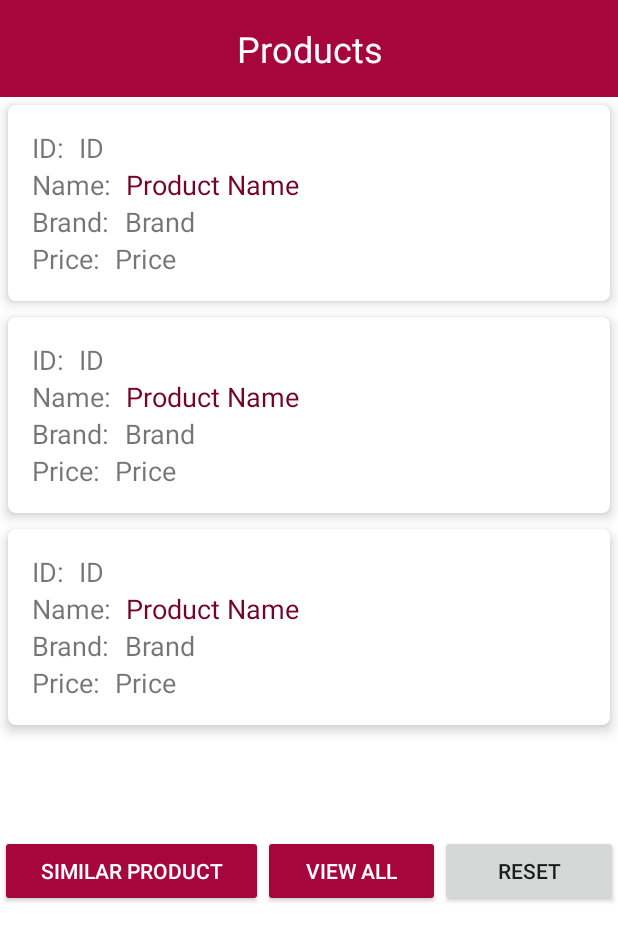
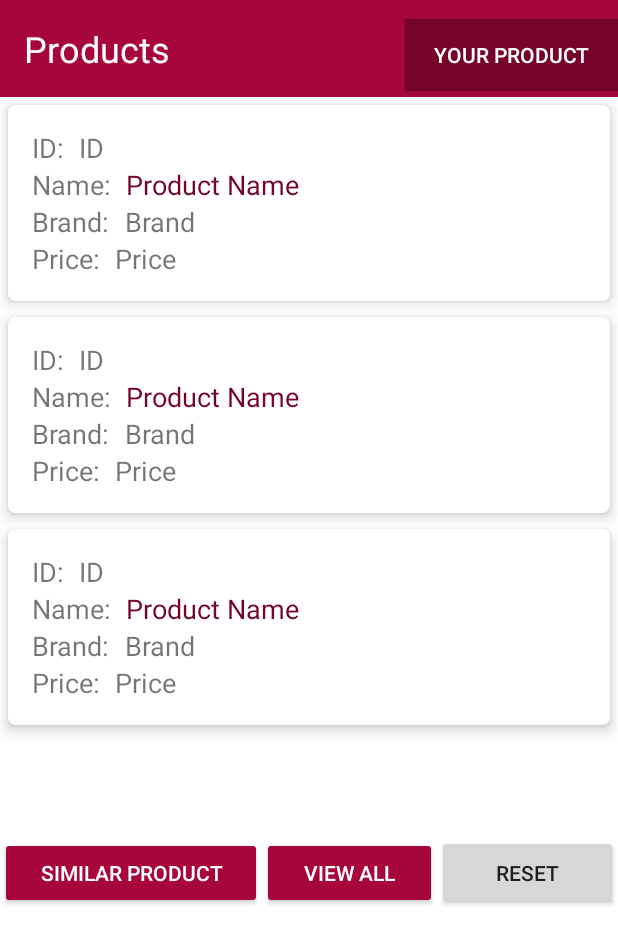
Before and after one commit to itsaling/ManeChoice, an Android app: the layout activity_recycler.xml on its own in the app's theme, with its tools: preview values and no code run, on a phone screen of 412 x 824 dp. Shown: the top 944 px of the screen. Run offline under Robolectric (Android 15) with nearby library versions, the phone set to English and light mode, and no system bars.

Commit message:
product button added

```diff
--- a/app/src/main/res/layout/activity_recycler.xml
+++ b/app/src/main/res/layout/activity_recycler.xml
@@ -8,66 +8,32 @@
         android:layout_height="match_parent"
         android:background="@android:color/white"
         tools:context=".recyclerActivity">
-
-    <!--<TextView-->
-            <!--android:text="Products"-->
-            <!--android:layout_width="match_parent"-->
-            <!--android:layout_height="wrap_content"-->
-            <!--android:textSize="24dp"-->
-            <!--android:textColor="@android:color/white"-->
-            <!--android:textAlignment="center"-->
-            <!--android:background="#FFA7063D"-->
-            <!--android:padding="16dp"-->
-            <!--app:layout_constraintLeft_toLeftOf="parent"-->
-            <!--app:layout_constraintRight_toRightOf="parent"-->
-            <!--app:layout_constraintTop_toTopOf="parent"-->
-            <!--android:id="@+id/textView12"-->
-            <!--app:layout_constraintHorizontal_bias="0.0"/>-->
-    <!--<android.support.v7.widget.RecyclerView-->
-            <!--android:id="@+id/recyclerView"-->
-            <!--android:layout_width="408dp"-->
-            <!--android:layout_height="508dp"-->
-            <!--tools:listitem="@layout/productview_item" tools:layout_editor_absoluteX="0dp"-->
-            <!--android:layout_marginBottom="60dp" app:layout_constraintBottom_toTopOf="@+id/linearLayout"-->
-            <!--android:layout_marginTop="60dp" app:layout_constraintTop_toBottomOf="@+id/textView12"-->
-            <!--app:layout_constraintVertical_bias="1.0"/>-->
-    <!--<LinearLayout-->
-            <!--android:orientation="horizontal"-->
-            <!--android:layout_width="395dp"-->
-            <!--android:layout_height="56dp"-->
-            <!--android:id="@+id/linearLayout" app:layout_constraintStart_toStartOf="parent" android:layout_marginLeft="8dp"-->
-            <!--android:layout_marginStart="8dp" app:layout_constraintEnd_toEndOf="parent" android:layout_marginEnd="8dp"-->
-            <!--android:layout_marginRight="8dp" android:layout_marginBottom="8dp"-->
-            <!--app:layout_constraintBottom_toBottomOf="parent">-->
-        <!--<Button-->
-                <!--android:text="Similar Product"-->
-                <!--android:layout_width="wrap_content"-->
-                <!--android:layout_height="wrap_content" android:id="@+id/similarProductBtn" android:layout_weight="1"-->
-                <!--style="@style/Widget.AppCompat.Button.Colored"/>-->
-        <!--<Button-->
-                <!--android:text="View all"-->
-                <!--android:layout_width="wrap_content"-->
-                <!--android:layout_height="wrap_content" android:id="@+id/viewAllProductBtn" android:layout_weight="1"-->
-                <!--style="@style/Widget.AppCompat.Button.Colored"/>-->
-        <!--<Button-->
-                <!--android:text="reset"-->
-                <!--android:layout_width="wrap_content"-->
-                <!--android:layout_height="wrap_content" android:id="@+id/resetBtn" android:layout_weight="1"/>-->
-    <!--</LinearLayout>-->
     <LinearLayout
             android:orientation="vertical"
             android:layout_width="match_parent"
             android:layout_height="match_parent">
+        <LinearLayout
+                android:orientation="horizontal"
+                android:background="#FFA7063D"
+                android:layout_width="match_parent"
+                android:layout_height="wrap_content">
             <TextView
                     android:text="Products"
-        android:layout_width="match_parent"
+                    android:layout_width="270dp"
                     android:layout_height="wrap_content"
                     android:textSize="24dp"
                     android:textColor="@android:color/white"
-        android:textAlignment="center"
-        android:background="#FFA7063D"
                     android:padding="16dp"
-        android:id="@+id/textView"/>
+                    android:id="@+id/productTitle"/>
+            <Button
+                    android:text="Your Product"
+                    android:textColor="#fff"
+                    android:layout_width="50dp"
+                    android:background="@color/colorPrimaryDark"
+                    android:layout_height="wrap_content"
+                    android:id="@+id/yourProduct"
+                    android:layout_weight="1"/>
+        </LinearLayout>
         <android.support.v7.widget.RecyclerView
                 android:id="@+id/recyclerView"
                 android:layout_width="match_parent"
@@ -80,18 +46,18 @@
                 android:layout_height="wrap_content">
             <Button
                     android:text="Similar Product"
-                    android:layout_width="wrap_content"
+                    android:layout_width="110dp"
                     android:layout_height="wrap_content" android:id="@+id/similarProductBtn" android:layout_weight="1"
                     style="@style/Widget.AppCompat.Button.Colored"/>
             <Button
                     android:text="View all"
-                    android:layout_width="wrap_content"
+                    android:layout_width="51dp"
                     android:layout_height="wrap_content" android:id="@+id/viewAllProductBtn" android:layout_weight="1"
                     style="@style/Widget.AppCompat.Button.Colored"/>
             <Button
                     android:text="reset"
-                    android:layout_width="wrap_content"
-                    android:layout_height="wrap_content" android:id="@+id/resetBtn" android:layout_weight="1"/>
+                    android:layout_width="55dp"
+                    android:layout_height="50dp" android:id="@+id/resetBtn" android:layout_weight="1"/>
         </LinearLayout>
 
     </LinearLayout>
```
Also changed, not shown: app/src/main/java/com/example/manechoiceapp/Networking.kt (+17 -1 lines), app/src/main/java/com/example/manechoiceapp/recyclerActivity.kt (+19 -0 lines). Lines whose indentation alone changed are shown as unchanged.
